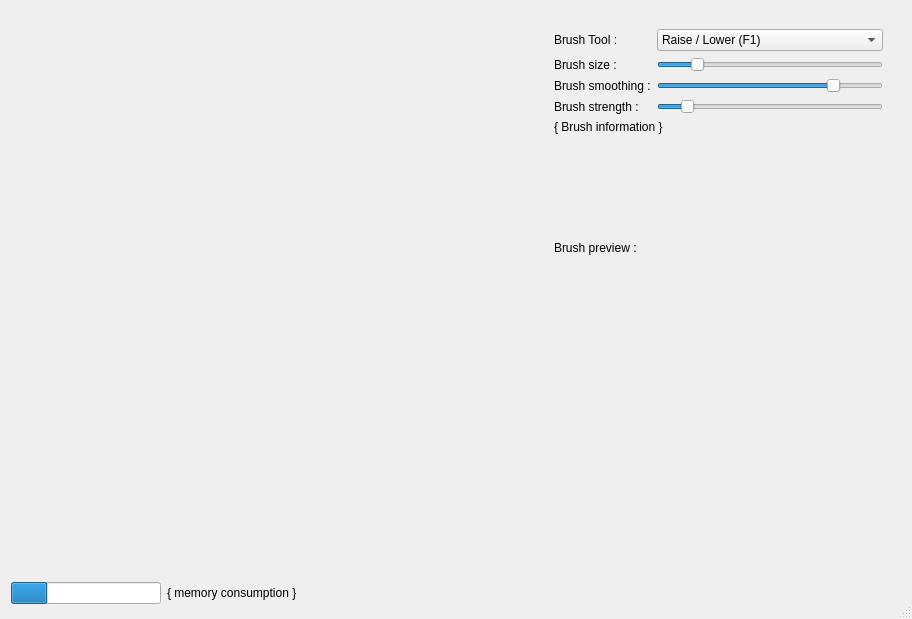
First picture: the form in src/editing/terrain/dialogterrainpainting.ui, repository thunderk/paysages3d, before the edit.
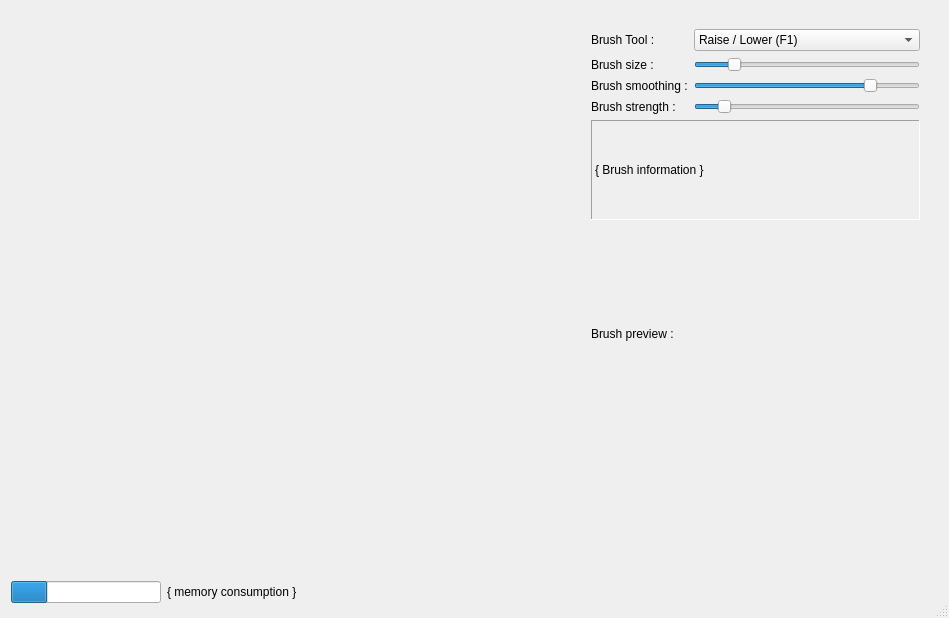
Second picture: the form after the edit. Custom widgets are drawn as their Qt base class.

The edit to the form file:
```diff
--- a/src/editing/terrain/dialogterrainpainting.ui
+++ b/src/editing/terrain/dialogterrainpainting.ui
@@ -6,8 +6,8 @@
    <rect>
     <x>0</x>
     <y>0</y>
-    <width>912</width>
-    <height>619</height>
+    <width>949</width>
+    <height>618</height>
    </rect>
   </property>
   <property name="sizePolicy">
@@ -31,7 +31,7 @@
      <item>
       <widget class="WidgetHeightMap" name="widget_heightmap" native="true">
        <property name="sizePolicy">
-        <sizepolicy hsizetype="MinimumExpanding" vsizetype="Preferred">
+        <sizepolicy hsizetype="Expanding" vsizetype="Preferred">
          <horstretch>1</horstretch>
          <verstretch>0</verstretch>
         </sizepolicy>
@@ -166,10 +166,28 @@
             </layout>
            </item>
            <item>
-            <widget class="QLabel" name="label_6">
+            <widget class="QLabel" name="label_brush_description">
+             <property name="minimumSize">
+              <size>
+               <width>0</width>
+               <height>100</height>
+              </size>
+             </property>
+             <property name="frameShape">
+              <enum>QFrame::Panel</enum>
+             </property>
+             <property name="frameShadow">
+              <enum>QFrame::Sunken</enum>
+             </property>
              <property name="text">
               <string notr="true">{ Brush information }</string>
              </property>
+             <property name="textFormat">
+              <enum>Qt::RichText</enum>
+             </property>
+             <property name="wordWrap">
+              <bool>true</bool>
+             </property>
              <property name="margin">
               <number>20</number>
              </property>
```
Left out of the diff: 98 changed lines with no effect on the pictures.
